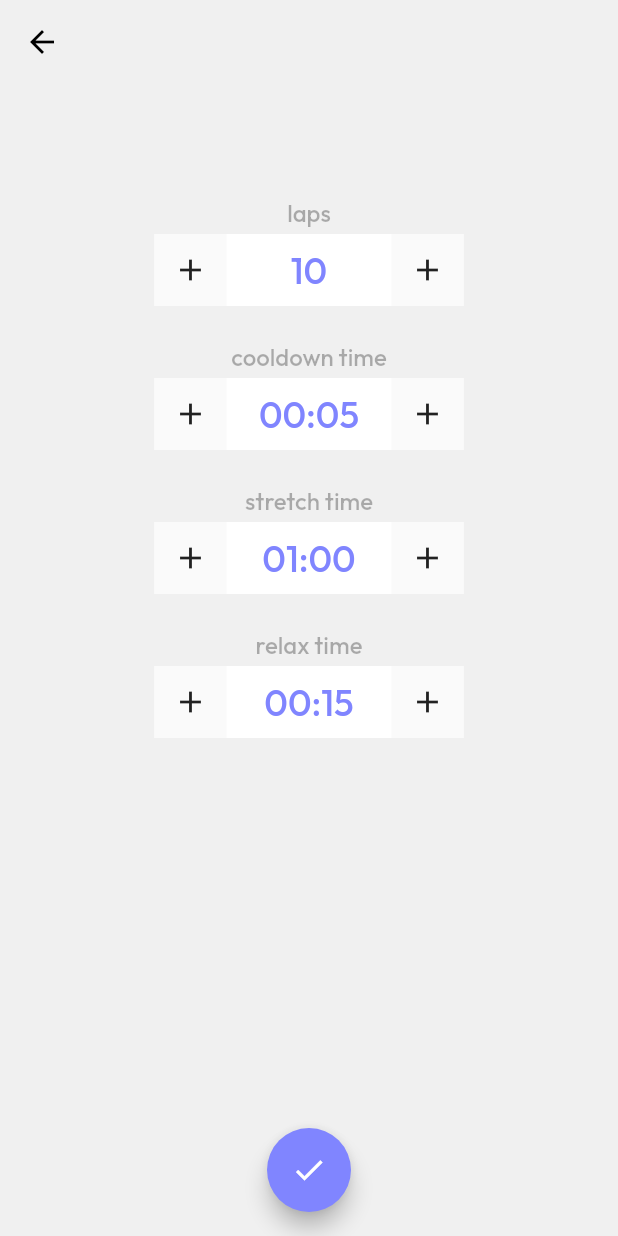
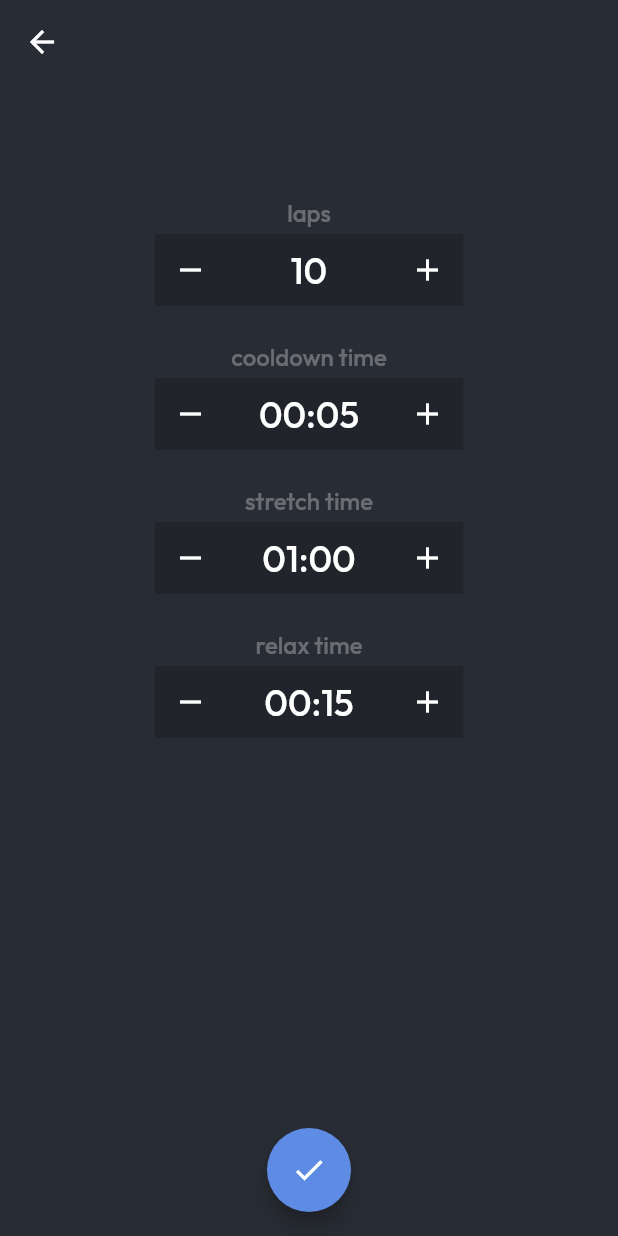
Before and after one commit to Bravco/stretching-assistant, a Flutter app: the screen it shows after launch, item 2 of the bottom bar chosen, after a tap on "Settings", on a phone screen of 412 x 824 dp. Run offline on Flutter 3.47's test engine with Material 2 defaults, Android fonts, the phone set to English and light mode, and no system bars; our stand-ins replace audioplayers, syncfusion_flutter_gauges; missing offline and left inert: holding_gesture.

Commit message:
Theme update

```diff
--- a/stretching_assistant/lib/main.dart
+++ b/stretching_assistant/lib/main.dart
@@ -1,6 +1,5 @@
 import 'package:flutter/material.dart';
 import 'package:stretching_assistant/utils.dart';
-import 'package:stretching_assistant/theme.dart';
 
 // Data
 import 'package:stretching_assistant/data/trainings.dart';
@@ -24,7 +23,7 @@ class MyApp extends StatelessWidget {
 
     return MaterialApp(
       debugShowCheckedModeBanner: false,
-      theme: MyTheme.themeData,
+      theme: Utils.themeData,
       home: const SafeArea(
         child: Page(),
       ),
@@ -63,7 +62,7 @@ class _PageState extends State<Page> {
           ),
         ],
         backgroundColor: Utils.secondaryBackgroundColor,
-        selectedIconTheme: const IconThemeData(
+        selectedIconTheme: IconThemeData(
           size: 32,
           color: Utils.primaryColor,
         ),
--- a/stretching_assistant/lib/page/home.dart
+++ b/stretching_assistant/lib/page/home.dart
@@ -66,13 +66,13 @@ class HomePage extends StatelessWidget {
                             children: [
                               Row(
                                 children: [
-                                  const Icon(
+                                  Icon(
                                     Icons.bolt,
                                     color: Utils.primaryColor,
                                   ),
                                   Text(
                                     "${training.exercises.length} ${training.exercises.length > 1 ? 'exercises' : 'exercise'}",
-                                    style: const TextStyle(
+                                    style: TextStyle(
                                       color: Utils.primaryColor,
                                       fontSize: 16,
                                       fontWeight: FontWeight.w500,
@@ -83,14 +83,14 @@ class HomePage extends StatelessWidget {
                               const SizedBox(width: 8),
                               Row(
                                 children: [
-                                  const Icon(
+                                  Icon(
                                     Icons.timer,
                                     color: Utils.primaryColor,
                                   ),
                                   const SizedBox(width: 4),
                                   Text(
                                     "${training.exercises.fold(0, (total, e) => total + e.value.inSeconds) ~/ 60} minutes",
-                                    style: const TextStyle(
+                                    style: TextStyle(
                                       color: Utils.primaryColor,
                                       fontSize: 16,
                                       fontWeight: FontWeight.w500,
--- a/stretching_assistant/lib/page/timer/timer.dart
+++ b/stretching_assistant/lib/page/timer/timer.dart
@@ -248,7 +248,7 @@ class _TimerPageState extends State<TimerPage> {
         ),
         LinearProgressIndicator(
           value: (maxSecs - secs) / (maxSecs / 1),
-          valueColor: const AlwaysStoppedAnimation(Utils.primaryColor),
+          valueColor: AlwaysStoppedAnimation(Utils.primaryColor),
           backgroundColor: Utils.primaryBackgroundColor,
           minHeight: 3,
         ),
@@ -339,7 +339,7 @@ class _TimerPageState extends State<TimerPage> {
               horizontalAlignment: GaugeAlignment.center,
               verticalAlignment: GaugeAlignment.center,
               widget: currentLap == lapsTemp
-              ? const Icon(
+              ? Icon(
                 Icons.check,
                 size: 96,
                 color: Utils.primaryColor,
--- a/stretching_assistant/lib/theme.dart
+++ /dev/null
@@ -1,31 +0,0 @@
-import 'package:flutter/material.dart';
-import 'package:stretching_assistant/utils.dart';
-
-class MyTheme {
-  static final ThemeData themeData = ThemeData(
-    fontFamily: "Outfit",
-    brightness: Brightness.light,
-    colorScheme: ColorScheme.fromSwatch().copyWith(secondary: Utils.primaryColor),
-    scaffoldBackgroundColor: Utils.primaryBackgroundColor,
-    appBarTheme: const AppBarTheme(
-      elevation: 0,
-      foregroundColor: Colors.black,
-      backgroundColor: Colors.transparent,
-      centerTitle: true,
-    ),
-    floatingActionButtonTheme: const FloatingActionButtonThemeData(
-      backgroundColor: Utils.primaryColor,
-    ),
-    elevatedButtonTheme: ElevatedButtonThemeData(
-      style: ButtonStyle(
-        minimumSize: MaterialStateProperty.all(const Size(120, 32)),
-        backgroundColor: MaterialStateProperty.all(Utils.primaryColor),
-        shape: MaterialStateProperty.all(
-          RoundedRectangleBorder(
-            borderRadius: BorderRadius.circular(20),
-          ),
-        ),
-      ),
-    ),
-  );
-}
--- a/stretching_assistant/lib/utils.dart
+++ b/stretching_assistant/lib/utils.dart
@@ -1,16 +1,62 @@
 import 'package:flutter/material.dart';
 
 class Utils {
-  static const Color primaryColor = Color.fromRGBO(128, 133, 255, 1);
+  // Variables
+  static final MaterialColor primaryColor = MaterialColor(0xFF5E8BE3, {
+    50: const Color(0xFF5E8BE3).withOpacity(.1),
+    100: const Color(0xFF5E8BE3).withOpacity(.2),
+    200: const Color(0xFF5E8BE3).withOpacity(.3),
+    300: const Color(0xFF5E8BE3).withOpacity(.4),
+    400: const Color(0xFF5E8BE3).withOpacity(.5),
+    500: const Color(0xFF5E8BE3).withOpacity(.6),
+    600: const Color(0xFF5E8BE3).withOpacity(.7),
+    700: const Color(0xFF5E8BE3).withOpacity(.8),
+    800: const Color(0xFF5E8BE3).withOpacity(.9),
+    900: const Color(0xFF5E8BE3).withOpacity(1),
+  });
+
   static final Color primaryColorAlt = primaryColor.withOpacity(.3);
   static final BoxShadow primaryColorBoxShadow = boxShadow(primaryColor.withOpacity(.75));
 
-  static const Color primaryBackgroundColor = Color.fromRGBO(240, 240, 240, 1);
-  static const Color secondaryBackgroundColor = Colors.white;
+  static const Color primaryBackgroundColor = Color.fromRGBO(40, 44, 52, 1);
+  static const Color secondaryBackgroundColor = Color.fromRGBO(33, 37, 43, 1);
 
-  static const Color textColor = Color.fromRGBO(0, 0, 0, 1);
+  static const Color textColor = Colors.white;
   static final Color textColorAlt = textColor.withOpacity(.3);
 
+  // Theme
+  static final ThemeData themeData = ThemeData(
+    fontFamily: "Outfit",
+    brightness: Brightness.dark,
+    colorScheme: const ColorScheme.dark(),
+    primarySwatch: Utils.primaryColor,
+    scaffoldBackgroundColor: Utils.primaryBackgroundColor,
+    iconTheme: const IconThemeData(color: Colors.white),
+    appBarTheme: const AppBarTheme(
+      elevation: 0,
+      foregroundColor: textColor,
+      backgroundColor: Colors.transparent,
+      centerTitle: true,
+    ),
+    floatingActionButtonTheme: FloatingActionButtonThemeData(
+      foregroundColor: Colors.white,
+      backgroundColor: Utils.primaryColor,
+    ),
+    elevatedButtonTheme: ElevatedButtonThemeData(
+      style: ButtonStyle(
+        minimumSize: MaterialStateProperty.all(const Size(120, 32)),
+        foregroundColor: MaterialStateProperty.all(Colors.white),
+        backgroundColor: MaterialStateProperty.all(Utils.primaryColor),
+        shape: MaterialStateProperty.all(
+          RoundedRectangleBorder(
+            borderRadius: BorderRadius.circular(20),
+          ),
+        ),
+      ),
+    ),
+  );
+
+  // Other
   static String formatSeconds(int seconds) {
     return Duration(seconds: seconds).toString().substring(2, 7);
   }
--- a/stretching_assistant/lib/widget/inputfield.dart
+++ b/stretching_assistant/lib/widget/inputfield.dart
@@ -49,8 +49,9 @@ class Inputfield extends StatelessWidget {
                   behavior: HitTestBehavior.deferToChild,
                   enableHapticFeedback: true,
                   child: Material(
+                    color: Colors.transparent,
                     child: IconButton(
-                      icon: const Icon(Icons.add),
+                      icon: const Icon(Icons.remove),
                       onPressed: onDecrease,
                     ),
                   ),
@@ -58,7 +59,6 @@ class Inputfield extends StatelessWidget {
                 Text(
                   isTime == true ? Utils.formatSeconds(value) : value.toString(),
                   style: const TextStyle(
-                    color: Utils.primaryColor,
                     fontSize: 24,
                     fontWeight: FontWeight.w500,
                   ),
@@ -69,6 +69,7 @@ class Inputfield extends StatelessWidget {
                   behavior: HitTestBehavior.deferToChild,
                   enableHapticFeedback: true,
                   child: Material(
+                    color: Colors.transparent,
                     child: IconButton(
                       icon: const Icon(Icons.add),
                       onPressed: onIncrease,
```
